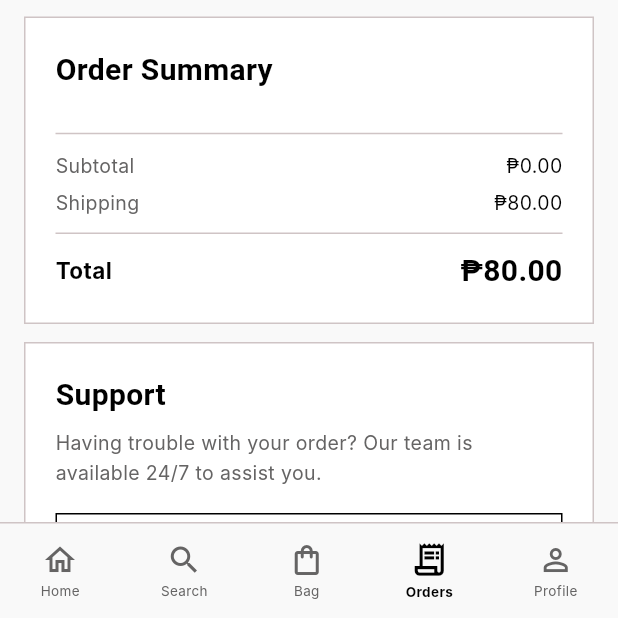
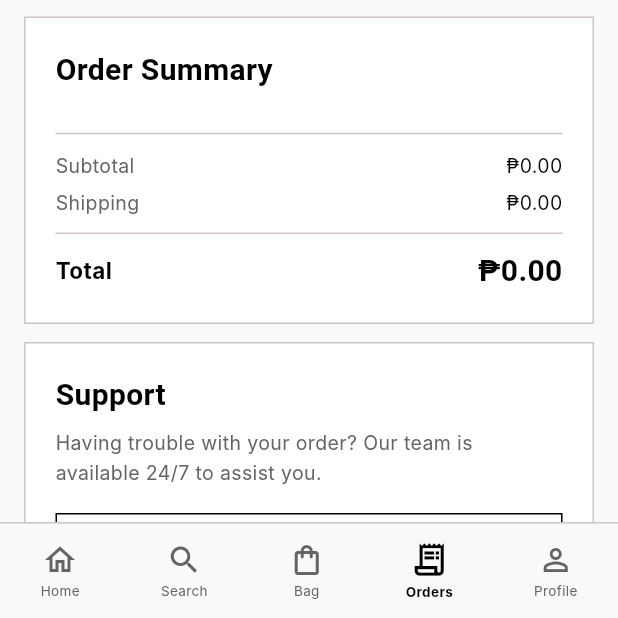
Before and after one commit to yangneom/DeeGeeKickz, a Flutter app: the OrderTrackingScreen screen opened directly with empty values, on a phone screen of 412 x 824 dp, the part 618-1236 px from its top. Run offline on Flutter 3.47's test engine with Material 3 defaults, Android fonts, the phone set to English and light mode, and no system bars; our stand-ins replace app_links, file_picker, fl_chart, flutter_colorpicker, flutter_dotenv, flutter_riverpod and 6 more; missing offline and left inert: crop_your_image; accounts and stored records are empty; network calls fail; Roboto replaces fonts that are missing (Archivo Narrow, Inter).

Commit message:
did a lot of work

```diff
--- a/flutter_project_one/lib/models/customer_cart_item.dart
+++ b/flutter_project_one/lib/models/customer_cart_item.dart
@@ -14,6 +14,14 @@ class CustomerCartItem {
   final String size;
   final int? sizeId;
   final double retailPrice;
+
+  /// The price before any active discount was applied. Equal to
+  /// retailPrice when there's no discount. Needed so checkout, order
+  /// creation, and admin screens can all show a real "you saved ₱X"
+  /// figure instead of the discount being silently baked into
+  /// retailPrice with no trace of what it was.
+  final double originalPrice;
+
   final String imageUrl;
   int quantity;
 
@@ -26,11 +34,18 @@ class CustomerCartItem {
     required this.size,
     this.sizeId,
     required this.retailPrice,
+    double? originalPrice,
     required this.imageUrl,
     this.quantity = 1,
-  });
+  }) : originalPrice = originalPrice ?? retailPrice;
 
   double get subtotal => retailPrice * quantity;
+
+  /// Per-unit discount amount (0 if there was no discount).
+  double get discountPerUnit => originalPrice - retailPrice;
+
+  /// Total discount for this line (per-unit discount × quantity).
+  double get discountSubtotal => discountPerUnit * quantity;
 
   CustomerCartItem copyWith({
     int? cartItemId,
@@ -40,6 +55,7 @@ class CustomerCartItem {
     String? color,
     String? size,
     double? retailPrice,
+    double? originalPrice,
     int? sizeId,
     String? imageUrl,
     int? quantity,
@@ -53,6 +69,7 @@ class CustomerCartItem {
       size: size ?? this.size,
       sizeId: sizeId ?? this.sizeId,
       retailPrice: retailPrice ?? this.retailPrice,
+      originalPrice: originalPrice ?? this.originalPrice,
       imageUrl: imageUrl ?? this.imageUrl,
       quantity: quantity ?? this.quantity,
     );
@@ -60,6 +77,7 @@ class CustomerCartItem {
 
   /// Builds an item from a Supabase `cart_item` row.
   factory CustomerCartItem.fromJson(Map<String, dynamic> json) {
+    final double price = (json['price_snapshot'] as num?)?.toDouble() ?? 0.0;
     return CustomerCartItem(
       cartItemId: json['cart_item_id'] as int?,
       productId: json['product_id'] as int,
@@ -68,14 +86,17 @@ class CustomerCartItem {
       color: json['color_snapshot'] as String? ?? '',
       size: json['size_snapshot'] as String? ?? '',
       sizeId: json['size_id'] as int?,
-      retailPrice: (json['price_snapshot'] as num?)?.toDouble() ?? 0.0,
+      retailPrice: price,
+      // original_price_snapshot may not exist on rows created before
+      // this column was added — fall back to retailPrice (no discount
+      // shown) rather than crashing on old cart rows.
+      originalPrice:
+          (json['original_price_snapshot'] as num?)?.toDouble() ?? price,
       imageUrl: json['image_url_snapshot'] as String? ?? '',
       quantity: json['quantity'] as int? ?? 1,
     );
   }
 
-  /// Serializes for insert/upsert into `cart_item`. `user_id` is added
-  /// by the provider (this model doesn't know about auth).
   /// Serializes for insert/upsert into `cart_item`. `user_id` is added
   /// by the provider (this model doesn't know about auth).
   Map<String, dynamic> toJson({required String userId}) {
@@ -88,6 +109,7 @@ class CustomerCartItem {
       'color_snapshot': color,
       'size_snapshot': size,
       'price_snapshot': retailPrice,
+      'original_price_snapshot': originalPrice,
       'image_url_snapshot': imageUrl,
       'quantity': quantity,
     };
@@ -105,12 +127,14 @@ class CustomerCartItem {
       'size': size,
       'sizeId': sizeId,
       'retailPrice': retailPrice,
+      'originalPrice': originalPrice,
       'imageUrl': imageUrl,
       'quantity': quantity,
     };
   }
 
   factory CustomerCartItem.fromLocalJson(Map<String, dynamic> json) {
+    final double price = (json['retailPrice'] as num).toDouble();
     return CustomerCartItem(
       productId: json['productId'] as int,
       productName: json['productName'] as String,
@@ -118,7 +142,8 @@ class CustomerCartItem {
       color: json['color'] as String,
       size: json['size'] as String,
       sizeId: json['sizeId'] as int?,
-      retailPrice: (json['retailPrice'] as num).toDouble(),
+      retailPrice: price,
+      originalPrice: (json['originalPrice'] as num?)?.toDouble() ?? price,
       imageUrl: json['imageUrl'] as String,
       quantity: json['quantity'] as int,
     );
--- a/flutter_project_one/lib/screens/customer/orders/order_tracking_screen.dart
+++ b/flutter_project_one/lib/screens/customer/orders/order_tracking_screen.dart
@@ -427,9 +427,21 @@ class OrderTrackingScreen extends StatelessWidget {
 
           const Divider(height: 24, color: Color(0xFFCFC4C5)),
 
-          _TotalRow(label: 'Subtotal', value: order.totalAmount),
+        _TotalRow(
+            label: 'Subtotal',
+            value: order.subtotal > 0
+                ? order.subtotal
+                : order.items.fold<double>(0, (sum, item) => sum + item.total),
+          ),
+          if (order.discountAmount > 0) ...[
+            const SizedBox(height: 6),
+            _TotalRow(label: 'Discount', value: -order.discountAmount),
+          ],
           const SizedBox(height: 6),
-          const _TotalRow(label: 'Shipping', value: 80),
+          _TotalRow(
+            label: 'Shipping',
+            value: order.shipping,
+          ),
           const Padding(
             padding: EdgeInsets.symmetric(vertical: 10),
             child: Divider(height: 1, color: Color(0xFFCFC4C5)),
@@ -447,7 +459,7 @@ class OrderTrackingScreen extends StatelessWidget {
                 ),
               ),
               Text(
-                '₱${(order.totalAmount + 80).toStringAsFixed(2)}',
+                '₱${order.totalAmount.toStringAsFixed(2)}',
                 style: const TextStyle(
                   fontFamily: 'Archivo Narrow',
                   fontSize:   20,
--- a/flutter_project_one/lib/widgets/customer/product_detail/product_info_section.dart
+++ b/flutter_project_one/lib/widgets/customer/product_detail/product_info_section.dart
@@ -129,13 +129,14 @@ Discount? get _discount {
     final double unitPrice = _applyDiscount(_selectedVariant.retailPrice);
 
     final cartItem = CustomerCartItem(
-      productId: int.tryParse(widget.product.productId) ?? 0,
+      productId: int.tryParse(widget.product.productId) ?? 0,  // ← was a raw String
       productName: widget.product.productName,
       brand: widget.product.brand,
       color: _selectedVariant.color,
       size: _selectedSize!,
       sizeId: sizeId,
       retailPrice: unitPrice,
+      originalPrice: _selectedVariant.retailPrice,
       imageUrl: _selectedVariant.primaryImageUrl ?? '',
       quantity: _quantity,
     );
```
Also changed, not shown: flutter_project_one/lib/providers/customer/order_service.dart (+9 -0 lines), flutter_project_one/lib/services/admin/order/order_management_service.dart (+5 -2 lines), flutter_project_one/lib/services/customer/receipt/receipt_pdf_service.dart (+37 -3 lines), flutter_project_one/lib/widgets/admin/orders/order_details_dialog.dart (+116 -16 lines), flutter_project_one/lib/widgets/customer/checkout/checkout_order_summary.dart (+17 -3 lines), flutter_project_one/assets/fonts/NotoSans-Bold.ttf, flutter_project_one/assets/fonts/NotoSans-Regular.ttf.
